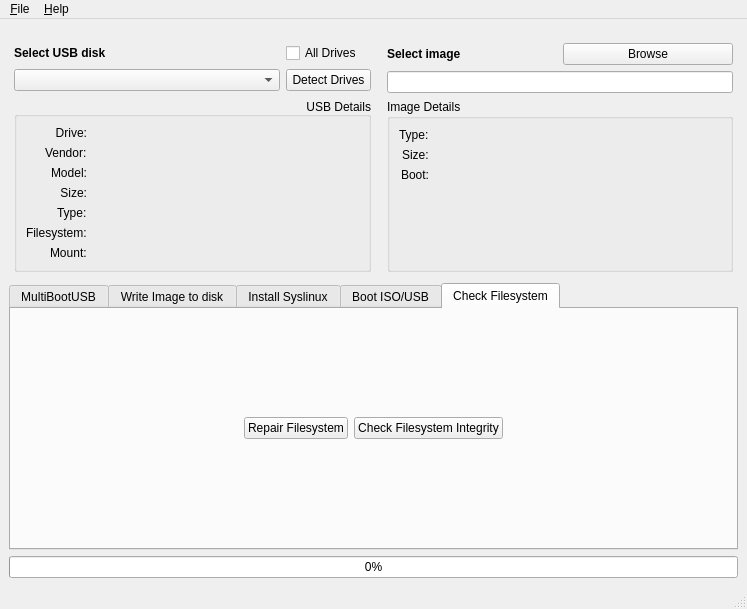
The window that scripts/gui/multibootusb.ui (mbusb/multibootusb) describes before a commit, drawn with Qt 5.
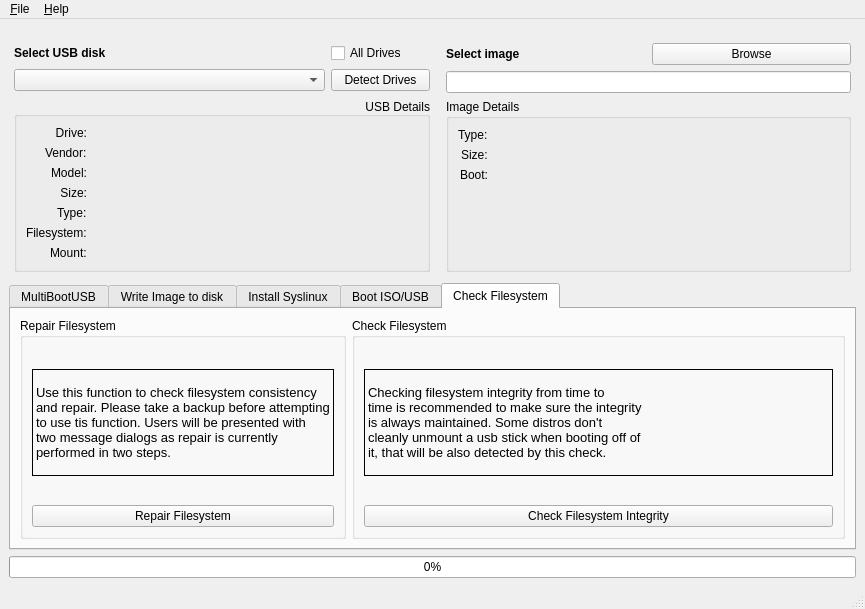
The same window after the commit. The open tabs and pages were chosen to show the change. Icons and pictures are not drawn.

Commit message: Add text to file system integrity checking and add indicate free space in selected USB.

What changed in the file:
```diff
--- a/scripts/gui/multibootusb.ui
+++ b/scripts/gui/multibootusb.ui
@@ -6,7 +6,7 @@
    <rect>
     <x>0</x>
     <y>0</y>
-    <width>747</width>
+    <width>865</width>
     <height>609</height>
    </rect>
   </property>
@@ -898,47 +898,155 @@
        <attribute name="title">
         <string>Check Filesystem</string>
        </attribute>
-       <layout class="QHBoxLayout" name="horizontalLayout_6">
-        <item>
-         <spacer name="horizontalSpacer_8">
-          <property name="orientation">
-           <enum>Qt::Horizontal</enum>
-          </property>
-          <property name="sizeHint" stdset="0">
-           <size>
-            <width>242</width>
-            <height>20</height>
-           </size>
-          </property>
-         </spacer>
-        </item>
-        <item>
-         <widget class="QPushButton" name="run_fsck_repair">
-          <property name="text">
+       <layout class="QFormLayout" name="formLayout_5">
+        <property name="fieldGrowthPolicy">
+         <enum>QFormLayout::AllNonFixedFieldsGrow</enum>
+        </property>
+        <item row="0" column="0">
+         <widget class="QGroupBox" name="groupBox_6">
+          <property name="title">
            <string>Repair Filesystem</string>
           </property>
+          <layout class="QGridLayout" name="gridLayout_5">
+           <item row="0" column="0">
+            <spacer name="verticalSpacer_5">
+             <property name="orientation">
+              <enum>Qt::Vertical</enum>
+             </property>
+             <property name="sizeHint" stdset="0">
+              <size>
+               <width>20</width>
+               <height>40</height>
+              </size>
+             </property>
+            </spacer>
+           </item>
+           <item row="1" column="0">
+            <widget class="QLabel" name="label_8">
+             <property name="enabled">
+              <bool>true</bool>
+             </property>
+             <property name="sizePolicy">
+              <sizepolicy hsizetype="Minimum" vsizetype="Minimum">
+               <horstretch>0</horstretch>
+               <verstretch>0</verstretch>
+              </sizepolicy>
+             </property>
+             <property name="minimumSize">
+              <size>
+               <width>0</width>
+               <height>0</height>
+              </size>
+             </property>
+             <property name="frameShape">
+              <enum>QFrame::Box</enum>
+             </property>
+             <property name="text">
+              <string>&lt;!DOCTYPE HTML PUBLIC &quot;-//W3C//DTD HTML 4.0//EN&quot; &quot;http://www.w3.org/TR/REC-html40/strict.dtd&quot;&gt;
+&lt;html&gt;&lt;head&gt;&lt;meta name=&quot;qrichtext&quot; content=&quot;1&quot; /&gt;&lt;style type=&quot;text/css&quot;&gt;
+p, li { white-space: pre-wrap; }
+&lt;/style&gt;&lt;/head&gt;&lt;body style=&quot; font-family:'Sans'; font-size:10pt; font-weight:400; font-style:normal;&quot;&gt;
+&lt;p style=&quot;-qt-paragraph-type:empty; margin-top:0px; margin-bottom:0px; margin-left:0px; margin-right:0px; -qt-block-indent:0; text-indent:0px;&quot;&gt;&lt;br /&gt;&lt;/p&gt;
+&lt;p style=&quot; margin-top:0px; margin-bottom:0px; margin-left:0px; margin-right:0px; -qt-block-indent:0; text-indent:0px;&quot;&gt;Use this function to check filesystem consistency&lt;/p&gt;
+&lt;p style=&quot; margin-top:0px; margin-bottom:0px; margin-left:0px; margin-right:0px; -qt-block-indent:0; text-indent:0px;&quot;&gt;and repair. Please take a backup before attempting&lt;/p&gt;
+&lt;p style=&quot; margin-top:0px; margin-bottom:0px; margin-left:0px; margin-right:0px; -qt-block-indent:0; text-indent:0px;&quot;&gt;to use tis function. Users will be presented with&lt;/p&gt;
+&lt;p style=&quot; margin-top:0px; margin-bottom:0px; margin-left:0px; margin-right:0px; -qt-block-indent:0; text-indent:0px;&quot;&gt;two message dialogs as repair is currently &lt;/p&gt;
+&lt;p style=&quot; margin-top:0px; margin-bottom:0px; margin-left:0px; margin-right:0px; -qt-block-indent:0; text-indent:0px;&quot;&gt;performed in two steps.&lt;/p&gt;
+&lt;p align=&quot;justify&quot; style=&quot;-qt-paragraph-type:empty; margin-top:0px; margin-bottom:0px; margin-left:0px; margin-right:0px; -qt-block-indent:0; text-indent:0px;&quot;&gt;&lt;br /&gt;&lt;/p&gt;&lt;/body&gt;&lt;/html&gt;</string>
+             </property>
+            </widget>
+           </item>
+           <item row="2" column="0">
+            <spacer name="verticalSpacer_7">
+             <property name="orientation">
+              <enum>Qt::Vertical</enum>
+             </property>
+             <property name="sizeHint" stdset="0">
+              <size>
+               <width>20</width>
+               <height>40</height>
+              </size>
+             </property>
+            </spacer>
+           </item>
+           <item row="3" column="0">
+            <widget class="QPushButton" name="run_fsck_repair">
+             <property name="text">
+              <string>Repair Filesystem</string>
+             </property>
+            </widget>
+           </item>
+          </layout>
          </widget>
         </item>
-        <item>
-         <widget class="QPushButton" name="run_fsck_check">
-          <property name="text">
-           <string>Check Filesystem Integrity</string>
+        <item row="0" column="1">
+         <widget class="QGroupBox" name="groupBox">
+          <property name="title">
+           <string>Check Filesystem</string>
           </property>
+          <layout class="QGridLayout" name="gridLayout_10">
+           <item row="0" column="0">
+            <spacer name="verticalSpacer_6">
+             <property name="orientation">
+              <enum>Qt::Vertical</enum>
+             </property>
+             <property name="sizeHint" stdset="0">
+              <size>
+               <width>20</width>
+               <height>40</height>
+              </size>
+             </property>
+            </spacer>
+           </item>
+           <item row="1" column="0">
+            <widget class="QLabel" name="label_7">
+             <property name="sizePolicy">
+              <sizepolicy hsizetype="Minimum" vsizetype="Minimum">
+               <horstretch>0</horstretch>
+               <verstretch>0</verstretch>
+              </sizepolicy>
+             </property>
+             <property name="frameShape">
+              <enum>QFrame::Box</enum>
+             </property>
+             <property name="text">
+              <string>&lt;!DOCTYPE HTML PUBLIC &quot;-//W3C//DTD HTML 4.0//EN&quot; &quot;http://www.w3.org/TR/REC-html40/strict.dtd&quot;&gt;
+&lt;html&gt;&lt;head&gt;&lt;meta name=&quot;qrichtext&quot; content=&quot;1&quot; /&gt;&lt;style type=&quot;text/css&quot;&gt;
+p, li { white-space: pre-wrap; }
+&lt;/style&gt;&lt;/head&gt;&lt;body style=&quot; font-family:'Sans'; font-size:10pt; font-weight:400; font-style:normal;&quot;&gt;
+&lt;p style=&quot;-qt-paragraph-type:empty; margin-top:0px; margin-bottom:0px; margin-left:0px; margin-right:0px; -qt-block-indent:0; text-indent:0px;&quot;&gt;&lt;br /&gt;&lt;/p&gt;
+&lt;p style=&quot; margin-top:0px; margin-bottom:0px; margin-left:0px; margin-right:0px; -qt-block-indent:0; text-indent:0px;&quot;&gt;Checking filesystem integrity from time to&lt;/p&gt;
+&lt;p style=&quot; margin-top:0px; margin-bottom:0px; margin-left:0px; margin-right:0px; -qt-block-indent:0; text-indent:0px;&quot;&gt;time is recommended to make sure the integrity&lt;/p&gt;
+&lt;p style=&quot; margin-top:0px; margin-bottom:0px; margin-left:0px; margin-right:0px; -qt-block-indent:0; text-indent:0px;&quot;&gt;is always maintained. Some distros don't &lt;/p&gt;
+&lt;p style=&quot; margin-top:0px; margin-bottom:0px; margin-left:0px; margin-right:0px; -qt-block-indent:0; text-indent:0px;&quot;&gt;cleanly unmount a usb stick when booting off of&lt;/p&gt;
+&lt;p style=&quot; margin-top:0px; margin-bottom:0px; margin-left:0px; margin-right:0px; -qt-block-indent:0; text-indent:0px;&quot;&gt;it, that will be also detected by this check.&lt;/p&gt;
+&lt;p align=&quot;justify&quot; style=&quot;-qt-paragraph-type:empty; margin-top:0px; margin-bottom:0px; margin-left:0px; margin-right:0px; -qt-block-indent:0; text-indent:0px;&quot;&gt;&lt;br /&gt;&lt;/p&gt;&lt;/body&gt;&lt;/html&gt;</string>
+             </property>
+            </widget>
+           </item>
+           <item row="2" column="0">
+            <spacer name="verticalSpacer_8">
+             <property name="orientation">
+              <enum>Qt::Vertical</enum>
+             </property>
+             <property name="sizeHint" stdset="0">
+              <size>
+               <width>20</width>
+               <height>40</height>
+              </size>
+             </property>
+            </spacer>
+           </item>
+           <item row="3" column="0">
+            <widget class="QPushButton" name="run_fsck_check">
+             <property name="text">
+              <string>Check Filesystem Integrity</string>
+             </property>
+            </widget>
+           </item>
+          </layout>
          </widget>
         </item>
-        <item>
-         <spacer name="horizontalSpacer_10">
-          <property name="orientation">
-           <enum>Qt::Horizontal</enum>
-          </property>
-          <property name="sizeHint" stdset="0">
-           <size>
-            <width>241</width>
-            <height>20</height>
-           </size>
-          </property>
-         </spacer>
-        </item>
        </layout>
       </widget>
      </widget>
@@ -960,7 +1068,7 @@
     <rect>
      <x>0</x>
      <y>0</y>
-     <width>747</width>
+     <width>865</width>
      <height>21</height>
     </rect>
    </property>
```
Left out of the diff: 2 changed lines with no effect on the pictures. The commit also changes 3 other files.
